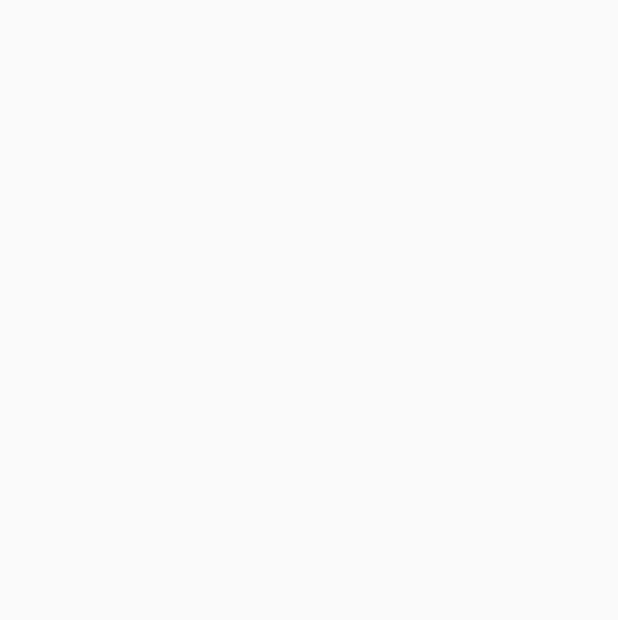
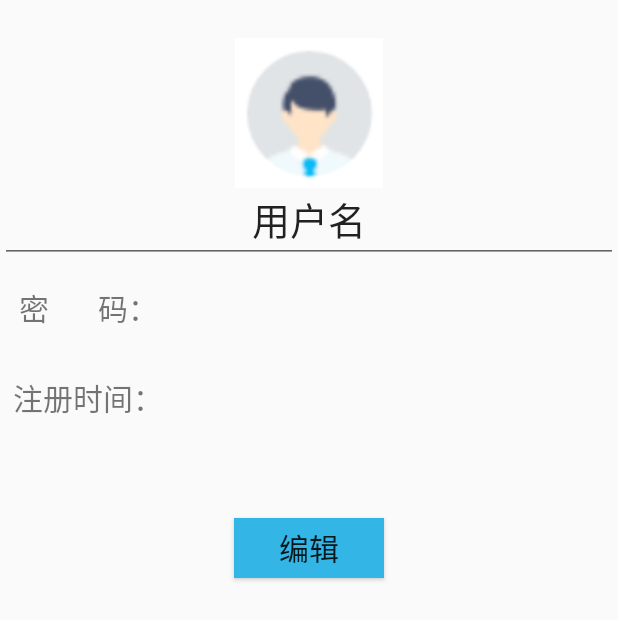
Before and after one commit to engjose/SteamClass, an Android app: the P_InformationActivity screen opened directly, with no data from a screen before it, on a phone screen of 412 x 824 dp. Before the commit the part shown is empty. Shown: the top 620 px of the screen. Run offline under Robolectric (Android 15) with nearby library versions, the phone set to English and light mode, and no system bars.

Commit message:
3.18晚上

```diff
--- a/app/src/main/AndroidManifest.xml
+++ b/app/src/main/AndroidManifest.xml
@@ -29,6 +29,7 @@
             android:screenOrientation="portrait" />
         <activity
             android:name=".P_InformationActivity"
+            android:windowSoftInputMode="stateHidden|adjustResize"
             android:screenOrientation="portrait" />
 
     </application>
--- a/app/src/main/java/steam/com/app/P_InformationActivity.java
+++ b/app/src/main/java/steam/com/app/P_InformationActivity.java
@@ -1,7 +1,14 @@
 package steam.com.app;
 
+import android.os.Bundle;
 import android.support.v7.app.AppCompatActivity;
 
 public class P_InformationActivity  extends AppCompatActivity {
 
+    @Override
+    protected void onCreate(Bundle savedInstanceState) {
+        super.onCreate(savedInstanceState);
+        setContentView(R.layout.activity_information);//etContentView（）方法是给当前活动加载一个布局
+    }
+
 }
--- a/app/src/main/java/steam/com/app/PcenterActivity.java
+++ b/app/src/main/java/steam/com/app/PcenterActivity.java
@@ -12,7 +12,7 @@ import android.widget.TextView;
 //先实例化控件
 public class PcenterActivity extends AppCompatActivity {
     //来自activity_main.xml
-    private RelativeLayout main_body1;
+   // private RelativeLayout main_body1;
     private  ImageView head_pic;
     private TextView nick_name;
     private Button b_information;
@@ -31,6 +31,7 @@ public class PcenterActivity extends AppCompatActivity {
         private void initView1() {
             head_pic = findViewById(R.id.et_head_pic);//调用findViewById（）方法获取到et_head_pic
             nick_name = findViewById(R.id.et_nick_name);
+            b_information = findViewById(R.id.btn_information);
         }
 
     private void initListener1() {
--- a/app/src/main/res/layout/activity_information.xml
+++ b/app/src/main/res/layout/activity_information.xml
@@ -17,19 +17,22 @@
         android:layout_width="match_parent"
         android:layout_height="50dp"
         android:gravity="center"
+        android:focusable="false"
         android:text="用户名"
         android:textSize="25dp"/>
 
     <LinearLayout
         android:layout_width="match_parent"
+        android:orientation="horizontal"
         android:layout_height="60dp">
         <TextView
             android:id="@+id/textview1"
             android:layout_width="0dp"
             android:layout_height="match_parent"
             android:layout_weight="2"
+            android:singleLine="true"
             android:gravity="center"
-            android:text="密         码："
+            android:text="密       码："
             android:textSize="20dp"/>
         <TextView
             android:id="@+id/text_psw"
@@ -41,9 +44,11 @@
 
 <LinearLayout
     android:layout_width="match_parent"
+    android:orientation="horizontal"
     android:layout_height="60dp">
     <TextView
         android:id="@+id/textview2"
+        android:singleLine="true"
         android:layout_width="0dp"
         android:layout_height="match_parent"
         android:layout_weight="2"
```
